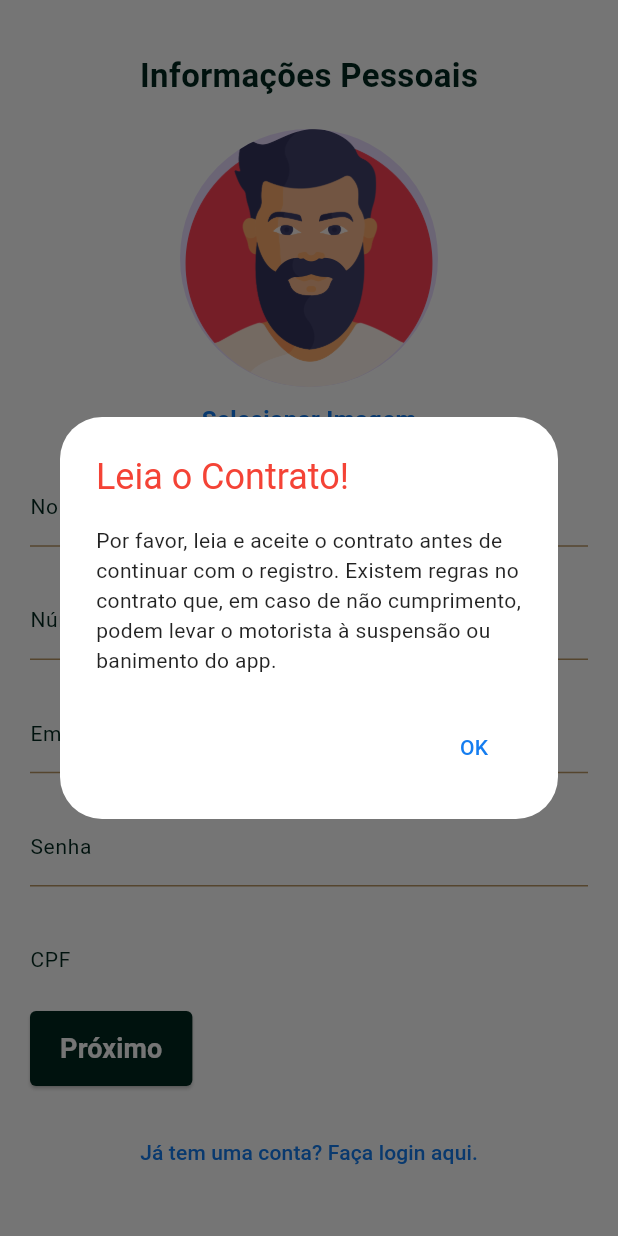
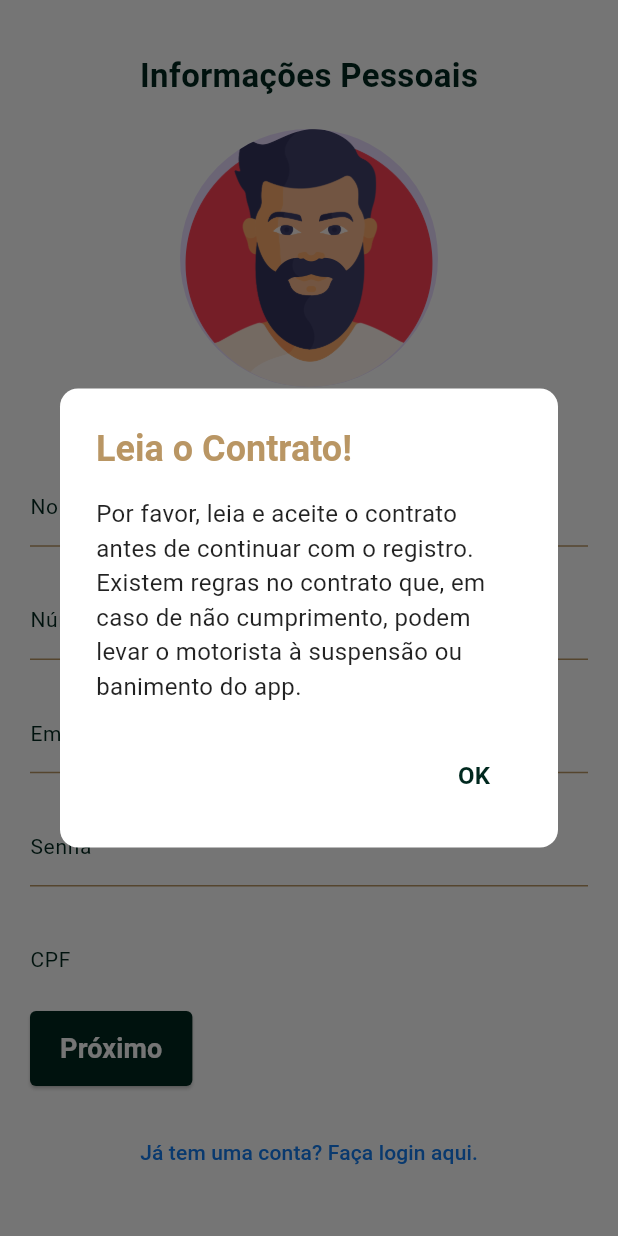
Before and after one commit to devbubup/tank-blindados-driver, a Flutter app: the screen it shows after launch, after a tap on "Não tem uma conta? Registre aqui!", on a phone screen of 412 x 824 dp. Run offline on Flutter 3.47's test engine with Material 3 defaults, Android fonts, the phone set to English and light mode, and no system bars; our stand-ins replace assets_audio_player, connectivity_plus, file_picker, firebase_auth, firebase_core, firebase_database and 9 more; missing offline and left inert: flutter_geofire, flutter_polyline_points; accounts and stored records are empty.

Commit message:
Correcao SignUp - Contrato

```diff
--- a/lib/authentication/signup_screen.dart
+++ b/lib/authentication/signup_screen.dart
@@ -113,20 +113,37 @@ class _SignUpScreenState extends State<SignUpScreen> {
       builder: (BuildContext context) {
         return AlertDialog(
           backgroundColor: Colors.white,
+          shape: RoundedRectangleBorder(
+            borderRadius: BorderRadius.circular(12.0),
+          ),
           title: const Text(
             "Leia o Contrato!",
-            style: TextStyle(color: Colors.red),
+            style: TextStyle(
+              color: Color(0xFFB99664), // Cor de destaque para o título
+              fontSize: 24,
+              fontWeight: FontWeight.bold,
+            ),
           ),
           content: const Text(
             "Por favor, leia e aceite o contrato antes de continuar com o registro. Existem regras no contrato que, em caso de não cumprimento, podem levar o motorista à suspensão ou banimento do app.",
-            style: TextStyle(color: Colors.black87),
+            style: TextStyle(
+              color: Colors.black87,
+              fontSize: 16,
+            ),
           ),
           actions: [
             TextButton(
               onPressed: () {
                 Navigator.of(context).pop();
               },
-              child: const Text("OK", style: TextStyle(color: Color.fromRGBO(20, 125, 240, 1))),
+              child: const Text(
+                "OK",
+                style: TextStyle(
+                  color: Color(0xFF00281E), // Cor do texto do botão OK
+                  fontWeight: FontWeight.bold,
+                  fontSize: 16,
+                ),
+              ),
             ),
           ],
         );
```
